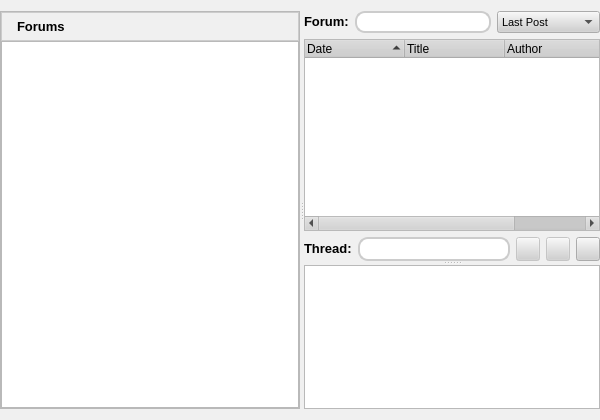
First picture: the form in retroshare-gui/src/gui/ForumsDialog.ui, repository RetroShare/RetroShare, before the edit.
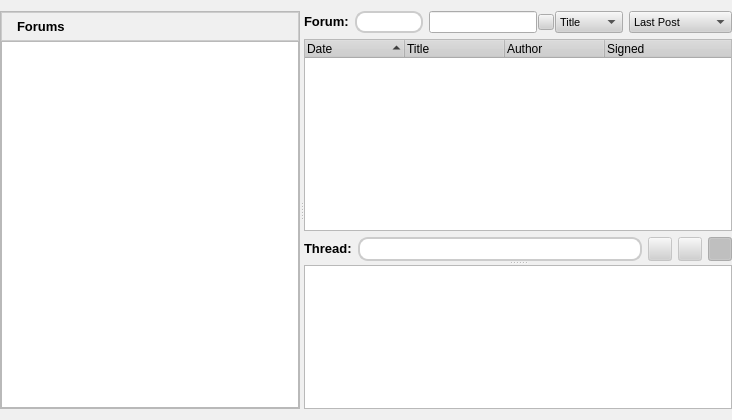
Second picture: the form after the edit. Icons and pictures are not drawn.

Commit message: improved ForumsDialog: - new filter for threads tree - saved layout of dialog

```diff
--- a/retroshare-gui/src/gui/ForumsDialog.ui
+++ b/retroshare-gui/src/gui/ForumsDialog.ui
@@ -6,7 +6,7 @@
    <rect>
     <x>0</x>
     <y>0</y>
-    <width>600</width>
+    <width>732</width>
     <height>420</height>
    </rect>
   </property>
@@ -866,6 +866,90 @@
             </property>
            </widget>
           </item>
+          <item>
+           <layout class="QHBoxLayout" name="horizontalLayout">
+            <property name="spacing">
+             <number>1</number>
+            </property>
+            <item>
+             <widget class="QLineEdit" name="filterPatternLineEdit"/>
+            </item>
+            <item>
+             <widget class="QPushButton" name="clearButton">
+              <property name="minimumSize">
+               <size>
+                <width>16</width>
+                <height>16</height>
+               </size>
+              </property>
+              <property name="maximumSize">
+               <size>
+                <width>16</width>
+                <height>16</height>
+               </size>
+              </property>
+              <property name="font">
+               <font>
+                <family>MS Shell Dlg 2</family>
+               </font>
+              </property>
+              <property name="toolTip">
+               <string>Reset</string>
+              </property>
+              <property name="styleSheet">
+               <string notr="true">QPushButton
+{
+ border-image: url(:/images/closenormal.png) 
+}
+                                
+QPushButton:hover 
+{
+border-image: url(:/images/closehover.png) 
+}
+                                
+QPushButton:pressed  {
+border-image: url(:/images/closepressed.png) 
+}</string>
+              </property>
+              <property name="text">
+               <string/>
+              </property>
+             </widget>
+            </item>
+            <item>
+             <widget class="QComboBox" name="filterColumnComboBox">
+              <property name="font">
+               <font>
+                <family>MS Shell Dlg 2</family>
+               </font>
+              </property>
+              <property name="currentIndex">
+               <number>1</number>
+              </property>
+              <item>
+               <property name="text">
+                <string>Date</string>
+               </property>
+              </item>
+              <item>
+               <property name="text">
+                <string>Title</string>
+               </property>
+              </item>
+              <item>
+               <property name="text">
+                <string>Author</string>
+               </property>
+              </item>
+              <item>
+               <property name="text">
+                <string>Content</string>
+               </property>
+              </item>
+             </widget>
+            </item>
+           </layout>
+          </item>
           <item>
            <widget class="QComboBox" name="viewBox">
             <item>
@@ -1044,6 +1128,12 @@
              <iconset resource="images.qrc">
               <normaloff>:/images/edit_remove24.png</normaloff>:/images/edit_remove24.png</iconset>
             </property>
+            <property name="checkable">
+             <bool>true</bool>
+            </property>
+            <property name="checked">
+             <bool>true</bool>
+            </property>
            </widget>
           </item>
          </layout>
```
Left out of the diff: 2 changed lines with no effect on the pictures. The commit also changes 2 other files.
